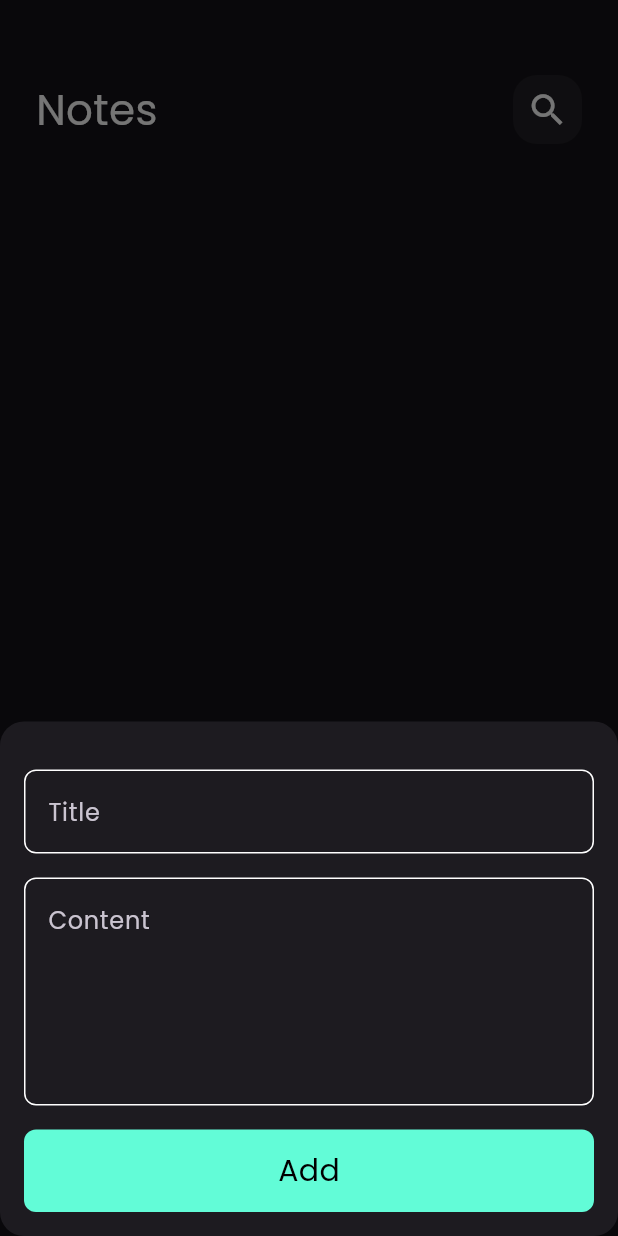
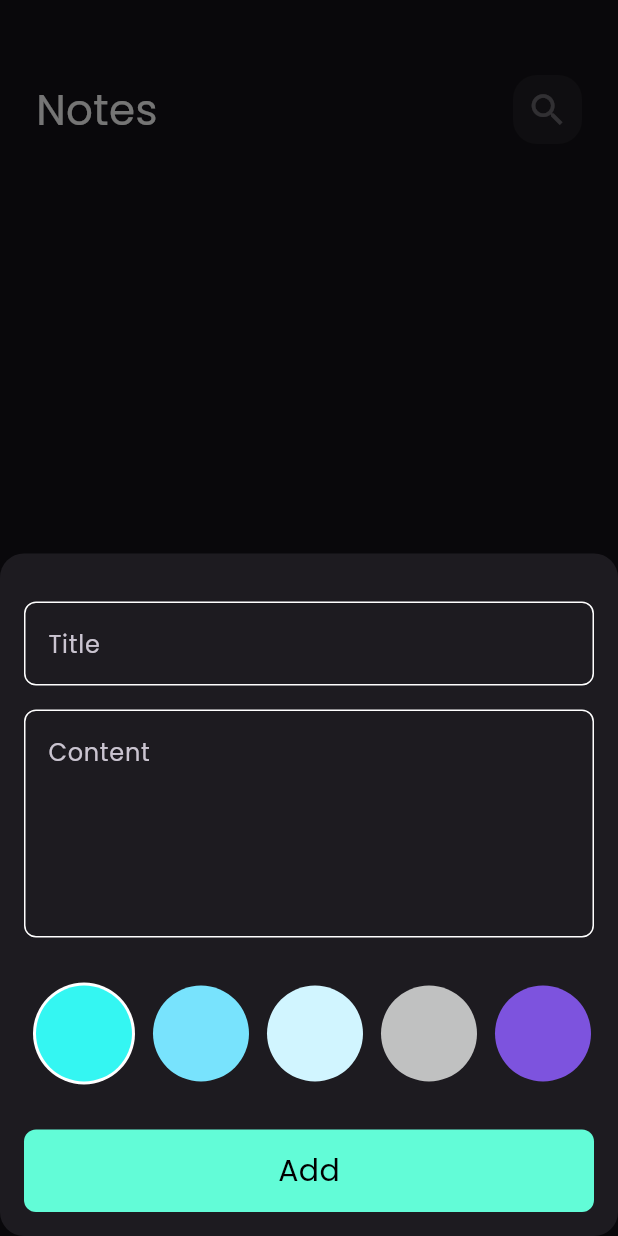
Before and after one commit to Aya-Dahlan/notes_app_wiht_hive, a Flutter app: the screen it shows after launch, after a tap on the "add" icon, on a phone screen of 412 x 824 dp. Run offline on Flutter 3.47's test engine with Material 3 defaults, Android fonts, the phone set to English and light mode, and no system bars; our stand-ins replace bloc, flutter_bloc, font_awesome_flutter, google_fonts, hive, hive_flutter and 1 more; accounts and stored records are empty.

Commit message:
colors_list_view

```diff
--- a/lib/cubits/notes_cubit/notes_cubit_cubit.dart
+++ b/lib/cubits/notes_cubit/notes_cubit_cubit.dart
@@ -15,7 +15,9 @@ fetchAllNotes() async {
   try {
     var notesBox =Hive.box<NoteModel>(kNotesBox);
     notes = notesBox.values.toList();
+    emit(NotesSuccess());
     print('lengthhhhhhhhhhhh ${notes!.length}');
+
   } catch (e) {
     print('Error fetching notes: $e');
   } finally {
--- a/lib/cubits/notes_cubit/notes_cubit_state.dart
+++ b/lib/cubits/notes_cubit/notes_cubit_state.dart
@@ -3,4 +3,5 @@ part of 'notes_cubit_cubit.dart';
 @immutable
 sealed class NotesCubitState {}
 
-final class NotesCubitInitial extends NotesCubitState {}
+ class NotesCubitInitial extends NotesCubitState {}
+class NotesSuccess extends NotesCubitState{}
--- a/lib/main.dart
+++ b/lib/main.dart
@@ -4,6 +4,7 @@ import 'package:flutter_bloc/flutter_bloc.dart';
 import 'package:google_fonts/google_fonts.dart';
 import 'package:hive_flutter/adapters.dart';
 import 'package:notes_app_with_hive/constants.dart';
+import 'package:notes_app_with_hive/cubits/notes_cubit/notes_cubit_cubit.dart';
 import 'package:notes_app_with_hive/models/note_model.dart';
 import 'package:notes_app_with_hive/views/notes_view.dart';
 import 'package:notes_app_with_hive/views/simple_bloc_observer.dart';
@@ -26,13 +27,16 @@ class NotesApp extends StatelessWidget {
 
   @override
   Widget build(BuildContext context) {
-    return MaterialApp(
+    return BlocProvider(
+      create: (context)=>NotesCubitCubit(),
+      child: MaterialApp(
         debugShowCheckedModeBanner: false,
         title: 'Flutter Demo',
         theme: ThemeData(
             brightness: Brightness.dark,
             textTheme: GoogleFonts.poppinsTextTheme()),
         home: NotesView(),
+      ),
     );
   }
 }
--- a/lib/models/note_model.dart
+++ b/lib/models/note_model.dart
@@ -3,13 +3,13 @@ part 'note_model.g.dart';
 @HiveType(typeId: 0 )
 class NoteModel extends HiveObject {
   @HiveField(0)
-  final String title;
+   String title;
   @HiveField(1)
-  final String subTitle;
+   String subTitle;
   @HiveField(2)
   final String date;
   @HiveField(3)
-  final int color;
+   int color;
 
   NoteModel(
       {required this.date,
--- a/lib/views/notes_view.dart
+++ b/lib/views/notes_view.dart
@@ -10,9 +10,7 @@ class NotesView extends StatelessWidget {
 
   @override
   Widget build(BuildContext context) {
-    return BlocProvider(
-      create: (context) => NotesCubitCubit(),
-      child: Scaffold(
+    return Scaffold(
       body: const NotesViewBody(),
       floatingActionButton: FloatingActionButton(
         backgroundColor: kPrimaryColor,
@@ -31,7 +29,6 @@ class NotesView extends StatelessWidget {
           color: Colors.black,
         ),
       ),
-      ),
     );
   }
 }
--- a/lib/views/widgets/add_bottom_sheet.dart
+++ b/lib/views/widgets/add_bottom_sheet.dart
@@ -6,6 +6,7 @@ import 'package:google_fonts/google_fonts.dart';
 import 'package:modal_progress_hud_nsn/modal_progress_hud_nsn.dart';
 import 'package:notes_app_with_hive/constants.dart';
 import 'package:notes_app_with_hive/cubits/add_notes_cubit/add_notes_cubit.dart';
+import 'package:notes_app_with_hive/cubits/notes_cubit/notes_cubit_cubit.dart';
 import 'package:notes_app_with_hive/views/widgets/add_notes_form.dart';
 import 'package:notes_app_with_hive/views/widgets/custom_button.dart';
 import 'package:notes_app_with_hive/views/widgets/custom_textLfield.dart';
@@ -23,6 +24,7 @@ class AddBottomSheet extends StatelessWidget {
             print('Faild ${state.errorMessage}');
           }
           if (state is AddNotesSuccess) {
+            BlocProvider.of<NotesCubitCubit>(context).fetchAllNotes();
             Navigator.pop(context);
           }
         },
--- a/lib/views/widgets/add_notes_form.dart
+++ b/lib/views/widgets/add_notes_form.dart
@@ -3,6 +3,7 @@ import 'package:flutter_bloc/flutter_bloc.dart';
 import 'package:intl/intl.dart';
 import 'package:notes_app_with_hive/cubits/add_notes_cubit/add_notes_cubit.dart';
 import 'package:notes_app_with_hive/models/note_model.dart';
+import 'package:notes_app_with_hive/views/widgets/colors_list_view.dart';
 import 'package:notes_app_with_hive/views/widgets/custom_button.dart';
 import 'package:notes_app_with_hive/views/widgets/custom_textLfield.dart';
 
@@ -45,9 +46,14 @@ class _AddNoteFormState extends State<AddNoteForm> {
             hint: 'Content',
             maxLines: 5,
           ),
+ const SizedBox(
+            height: 16,
+          ),
+         const  ColorsListView(),
           const SizedBox(
             height: 16,
           ),
+
           BlocBuilder<AddNotesCubit, AddNotesState>(
             builder: (context, state) {
               return CustomButton(
@@ -55,8 +61,9 @@ class _AddNoteFormState extends State<AddNoteForm> {
                 onTap: () {
                   if (formKey.currentState!.validate()) {
                     formKey.currentState!.save();
-                    var currentDate=DateTime.now();
-                    var formattedCurrentDate= DateFormat("dd-mm-yyyy-EE").format(currentDate);
+                    var currentDate = DateTime.now();
+                    var formattedCurrentDate =
+                        DateFormat("dd-mm-yyyy-EE").format(currentDate);
 
                     NoteModel noteModel = NoteModel(
                         date: formattedCurrentDate,
--- /dev/null
+++ b/lib/views/widgets/colors_list_view.dart
@@ -0,0 +1,71 @@
+import 'package:flutter/material.dart';
+
+class ColorItem extends StatelessWidget {
+  const ColorItem({super.key, required this.isActive, required this.color});
+  final bool isActive;
+  final Color color;
+  @override
+  Widget build(BuildContext context) {
+    return isActive
+        ? CircleAvatar(
+          radius: 34,
+            backgroundColor: Colors.white,
+            child: CircleAvatar(
+              backgroundColor: color,
+              radius: 32,
+            ),
+          )
+        : CircleAvatar(
+            backgroundColor: color,
+            radius: 32,
+          );
+  }
+}
+
+class ColorsListView extends StatefulWidget {
+  const ColorsListView({super.key, });
+
+  @override
+  State<ColorsListView> createState() => _ColorsListViewState();
+}
+
+class _ColorsListViewState extends State<ColorsListView> {
+  int currentIndex=0;
+  List<Color> colors=const[
+    Color(0xff34F6F2),
+    Color(0xff78E3FD),
+    Color(0xffD1F5FF),
+    Color(0xffC0C1C1),
+    Color(0xff7D53DE)
+
+
+
+
+  ];
+  @override
+  Widget build(BuildContext context) {
+    return SizedBox(
+      height: 32 * 3,
+      child: ListView.builder(
+        itemCount: colors.length,
+        scrollDirection: Axis.horizontal,
+        itemBuilder: (context, index) {
+          return  Padding(
+              padding: EdgeInsets.symmetric(horizontal: 6),
+              child: GestureDetector(
+                onTap: (){
+                  currentIndex=index;
+                  setState(() {
+
+                  });
+                },
+                child: ColorItem(
+                  color: colors[index],
+                  isActive: currentIndex==index,
+                ),
+              ));
+        },
+      ),
+    );
+  }
+}
--- a/lib/views/widgets/custom_app_bar.dart
+++ b/lib/views/widgets/custom_app_bar.dart
@@ -3,9 +3,10 @@ import 'package:flutter/widgets.dart';
 import 'package:notes_app_with_hive/views/widgets/custom_search_icon.dart';
 
 class CustomAppBar extends StatelessWidget {
-  const CustomAppBar({super.key, required this.title,required  this.icon});
+  const CustomAppBar({super.key, required this.title,required  this.icon, this.onPressed});
   final String title;
   final IconData icon;
+  final void Function()? onPressed;
 
   @override
   Widget build(BuildContext context) {
@@ -21,6 +22,7 @@ class CustomAppBar extends StatelessWidget {
         Spacer(),
         CustomSearchIcon(
           icon: icon,
+          onPressed: onPressed,
         )
       ],
     );
--- a/lib/views/widgets/custom_search_icon.dart
+++ b/lib/views/widgets/custom_search_icon.dart
@@ -2,8 +2,9 @@
 import 'package:flutter/material.dart';
 
 class CustomSearchIcon extends StatelessWidget {
-  const CustomSearchIcon({super.key, required this.icon});
+  const CustomSearchIcon({super.key, required this.icon, this.onPressed});
   final IconData icon ;
+  final  void Function()? onPressed;
 
 
 
@@ -15,8 +16,9 @@ class CustomSearchIcon extends StatelessWidget {
       decoration: BoxDecoration(borderRadius: BorderRadius.circular(16),
          color: Colors.white.withOpacity(0.05),
 ),
-      child: Center(
-        child: Icon(icon, size: 28,),
+      child: IconButton(
+        icon: Icon(icon, size: 28,),
+        onPressed: onPressed,
 
       ),
     );
--- a/lib/views/widgets/custom_textLfield.dart
+++ b/lib/views/widgets/custom_textLfield.dart
@@ -3,11 +3,12 @@ import 'package:google_fonts/google_fonts.dart';
 import 'package:notes_app_with_hive/constants.dart';
 
 class CustomTextField extends StatelessWidget {
-  const CustomTextField({super.key, required this.hint , this.maxLines=1, this.onSaved});
+  const CustomTextField({super.key, required this.hint , this.maxLines=1, this.onSaved, this.onChanged});
 
   final  String hint;
   final int maxLines;
   final void Function(String?)? onSaved;
+  final void Function(String?)? onChanged;
 
   @override
   Widget build(BuildContext context) {
@@ -15,6 +16,7 @@ class CustomTextField extends StatelessWidget {
      style: TextStyle(color: Colors.white),
 
       onSaved: onSaved,
+      onChanged: onChanged,
       validator: (value){
         if(value?.isEmpty ??true){
           return 'Field is required';
```
Also changed, not shown: lib/views/edit_note_view.dart (+5 -3 lines), lib/views/widgets/custom_note_icon.dart (+9 -4 lines), lib/views/widgets/edit_view_body.dart (+38 -9 lines). Lines whose indentation alone changed are shown as unchanged.
